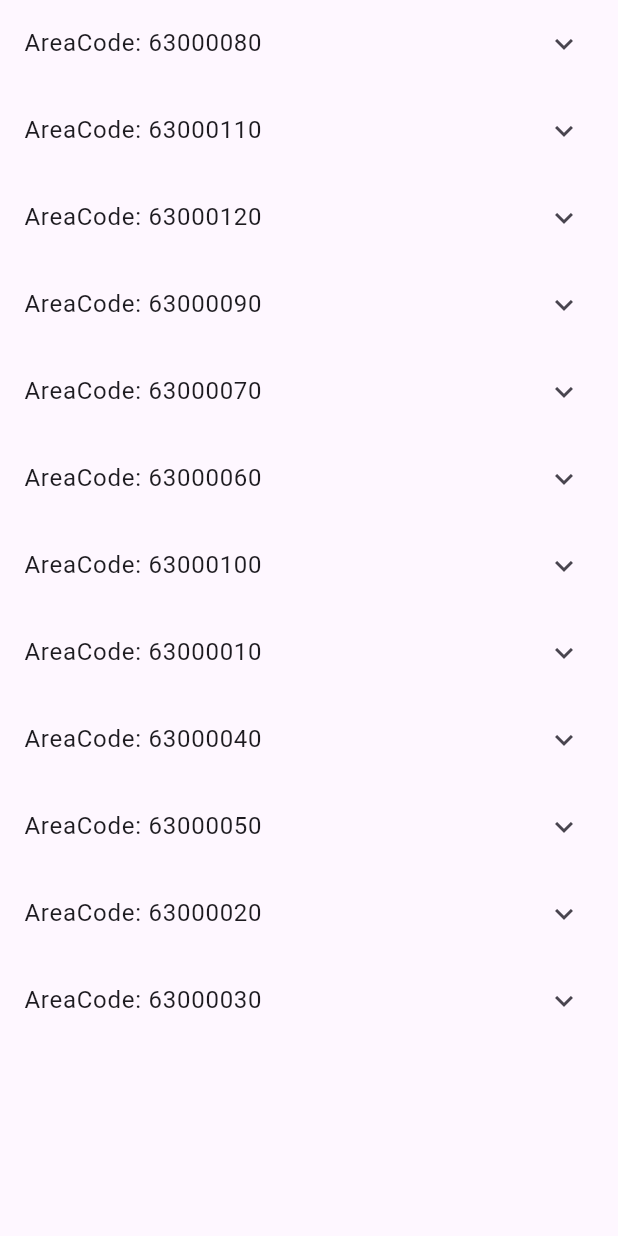
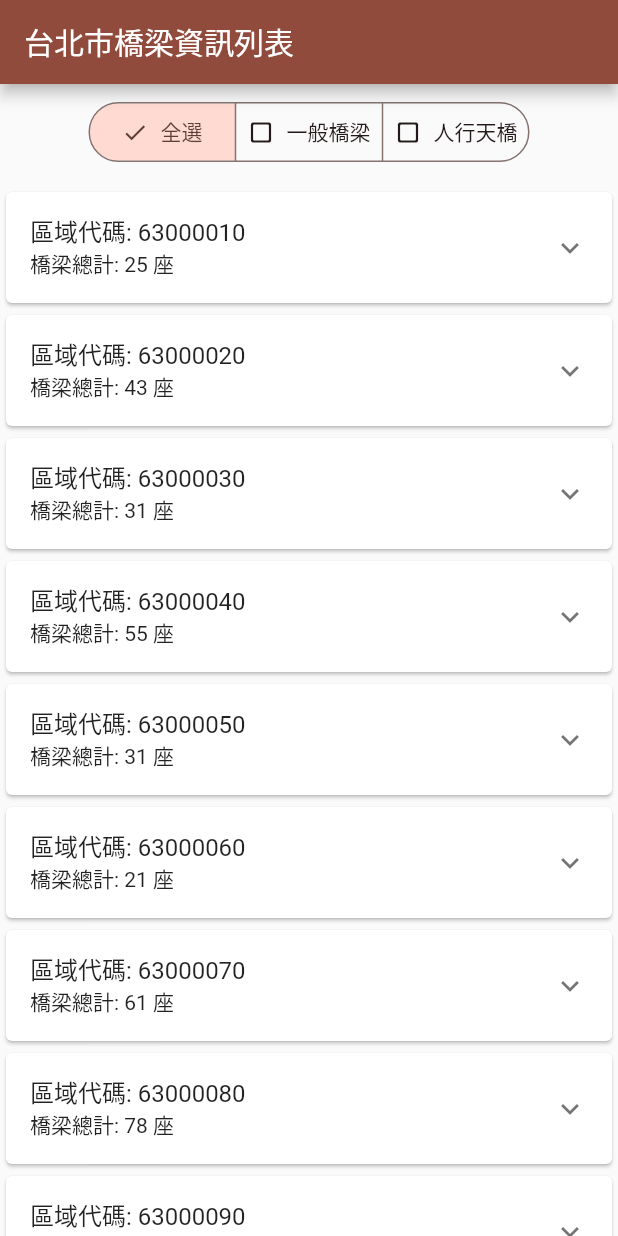
Before and after one commit to shaynec25/interview_task_bas, a Flutter app: the screen it shows after launch, on a phone screen of 412 x 824 dp. Run offline on Flutter 3.47's test engine with Material 3 defaults, Android fonts, the light colour scheme and no system bars; our stand-ins replace auto_route, bloc, bloc_concurrency, dartz, equatable, flutter_bloc and 1 more.

Commit message:
feat:  bridge filter

```diff
--- /dev/null
+++ b/lib/core/style/style.dart
@@ -0,0 +1,4 @@
+import 'package:flutter/material.dart';
+
+part 'color.dart';
+part 'theme.dart';
--- /dev/null
+++ b/lib/core/style/theme.dart
@@ -0,0 +1,8 @@
+part of 'style.dart';
+
+ThemeData themeData = ThemeData(
+  useMaterial3: false,
+  colorScheme: ColorScheme.fromSeed(
+    seedColor: ColorSystem.primaryMain,
+  ),
+);
--- a/lib/src/app.dart
+++ b/lib/src/app.dart
@@ -1,3 +1,4 @@
+import 'package:buy_and_ship_task/core/style/style.dart';
 import 'package:buy_and_ship_task/router/app_router.dart';
 import 'package:buy_and_ship_task/src/bridges/data/datasources/bridge_remote_data_source.dart';
 import 'package:buy_and_ship_task/src/bridges/data/repos/bridge_repository.dart';
@@ -23,10 +24,13 @@ class App extends StatelessWidget {
           BlocProvider(
             create: (context) => BridgeBloc(
               context.read<BridgeRepository>(),
-            ),
+            )..add(
+                const BridgeEvent.fetchBridges(),
+              ),
           ),
         ],
         child: MaterialApp.router(
+          theme: themeData,
           routerDelegate: appRouter.delegate(),
           routeInformationParser: appRouter.defaultRouteParser(),
         ),
--- a/lib/src/bridges/data/datasources/bridge_remote_data_source.dart
+++ b/lib/src/bridges/data/datasources/bridge_remote_data_source.dart
@@ -4,6 +4,7 @@ import 'dart:convert';
 import 'package:buy_and_ship_task/core/errors/failure.dart';
 import 'package:buy_and_ship_task/core/utils/typedef.dart';
 import 'package:buy_and_ship_task/gen/assets.gen.dart';
+import 'package:buy_and_ship_task/src/constants.dart';
 import 'package:flutter/services.dart';
 
 abstract class IBridgeRemoteDataSource {
@@ -32,6 +33,8 @@ class BridgeRemoteDataSource implements IBridgeRemoteDataSource {
   @override
   Future<List<DataMap>> fetchFootBridges() async {
     try {
+      // mock waiting time for api call
+      await Future.delayed(mockAPIResponseDuration);
       final String footBridgeJson =
           await rootBundle.loadString(Assets.data.footbridges);
       List<DataMap> footBridges =
--- a/lib/src/bridges/data/repos/bridge_repository.dart
+++ b/lib/src/bridges/data/repos/bridge_repository.dart
@@ -5,6 +5,7 @@ import 'package:buy_and_ship_task/src/bridges/data/datasources/bridge_remote_dat
 import 'package:buy_and_ship_task/src/bridges/data/dtos/foot_bridge_dtos.dart';
 import 'package:buy_and_ship_task/src/bridges/data/dtos/normal_bridge_dtos.dart';
 import 'package:buy_and_ship_task/src/bridges/domain/entities/bridge.dart';
+import 'package:buy_and_ship_task/src/bridges/domain/enums/bridge_types.dart';
 import 'package:buy_and_ship_task/src/bridges/domain/repos/i_bridge_repository.dart';
 import 'package:dartz/dartz.dart';
 
@@ -14,10 +15,25 @@ class BridgeRepository implements IBridgeRepository {
   final IBridgeRemoteDataSource _remoteDataSource;
 
   @override
-  ResultFuture<List<Bridge>> fetchBridges() async {
+  ResultFuture<List<Bridge>> fetchBridges({
+    required BridgeTypes selectedFilter,
+  }) async {
     try {
-      final normalBridgeData = await _remoteDataSource.fetchNormalBridges();
-      final footBridgeData = await _remoteDataSource.fetchFootBridges();
+      List<Map<String, dynamic>> normalBridgeData = [];
+      List<Map<String, dynamic>> footBridgeData = [];
+      switch (selectedFilter) {
+        case BridgeTypes.normalBridge:
+          normalBridgeData = await _remoteDataSource.fetchNormalBridges();
+          break;
+        case BridgeTypes.footBridge:
+          footBridgeData = await _remoteDataSource.fetchFootBridges();
+        case BridgeTypes.allBridge:
+          normalBridgeData = await _remoteDataSource.fetchNormalBridges();
+          footBridgeData = await _remoteDataSource.fetchFootBridges();
+          break;
+      }
+      // normalBridgeData = await _remoteDataSource.fetchNormalBridges();
+      // footBridgeData = await _remoteDataSource.fetchFootBridges();
 
       final List<Bridge> normalBridges = normalBridgeData
           .map((e) => NormalBridgeDto.fromJson(e).toDomain())
--- /dev/null
+++ b/lib/src/bridges/domain/enums/bridge_types.dart
@@ -0,0 +1,5 @@
+enum BridgeTypes {
+  allBridge,
+  normalBridge,
+  footBridge,
+}
--- a/lib/src/bridges/domain/repos/i_bridge_repository.dart
+++ b/lib/src/bridges/domain/repos/i_bridge_repository.dart
@@ -1,7 +1,10 @@
 import 'package:buy_and_ship_task/core/utils/typedef.dart';
 import 'package:buy_and_ship_task/src/bridges/domain/entities/bridge.dart';
+import 'package:buy_and_ship_task/src/bridges/domain/enums/bridge_types.dart';
 
 abstract class IBridgeRepository {
   const IBridgeRepository();
-  ResultFuture<List<Bridge>> fetchBridges();
+  ResultFuture<List<Bridge>> fetchBridges({
+    required BridgeTypes selectedFilter,
+  });
 }
--- a/lib/src/bridges/presentation/bloc/bridge/bridge_bloc.dart
+++ b/lib/src/bridges/presentation/bloc/bridge/bridge_bloc.dart
@@ -4,9 +4,10 @@ import 'package:bloc/bloc.dart';
 import 'package:bloc_concurrency/bloc_concurrency.dart';
 import 'package:buy_and_ship_task/core/errors/failure.dart';
 import 'package:buy_and_ship_task/core/errors/load_status.dart';
+import 'package:buy_and_ship_task/core/extensions/iterables.dart';
 import 'package:buy_and_ship_task/src/bridges/data/repos/bridge_repository.dart';
 import 'package:buy_and_ship_task/src/bridges/domain/entities/bridge.dart';
-import 'package:collection/collection.dart';
+import 'package:buy_and_ship_task/src/bridges/domain/enums/bridge_types.dart';
 import 'package:dartz/dartz.dart';
 import 'package:freezed_annotation/freezed_annotation.dart';
 
@@ -19,7 +20,7 @@ class BridgeBloc extends Bloc<BridgeEvent, BridgeState> {
   BridgeBloc(
     this._bridgeRepository,
   ) : super(BridgeState.initial()) {
-    on<BridgeEvent>(_onEvent, transformer: concurrent());
+    on<BridgeEvent>(_onEvent, transformer: restartable());
   }
 
   FutureOr<void> _onEvent(
@@ -27,20 +28,36 @@ class BridgeBloc extends Bloc<BridgeEvent, BridgeState> {
     Emitter<BridgeState> emit,
   ) async {
     await event.map(
+      setFilter: (e) async {
+        emit(
+          state.copyWith(
+            filterType: e.selectedFilter,
+          ),
+        );
+        add(const BridgeEvent.fetchBridges());
+      },
       fetchBridges: (e) async {
-        final failureOrSuccess = await _bridgeRepository.fetchBridges();
+        emit(
+          state.copyWith(
+            loadStatus: const LoadStatus.inProgress(),
+          ),
+        );
+        final failureOrSuccess = await _bridgeRepository.fetchBridges(
+          selectedFilter: state.filterType,
+        );
         failureOrSuccess.fold(
           (f) => emit(
             state.copyWith(
               loadStatus: const LoadStatus.failed(),
+              failureOption: some(f),
             ),
           ),
           (result) {
-            final groupedItems =
-                result.groupListsBy((element) => element.areaCode);
+            final groupedItems = result.groupAndSortBy((item) => item.areaCode);
             emit(
               state.copyWith(
                 bridges: groupedItems,
+                loadStatus: const LoadStatus.succeed(),
               ),
             );
           },
--- a/lib/src/bridges/presentation/bloc/bridge/bridge_event.dart
+++ b/lib/src/bridges/presentation/bloc/bridge/bridge_event.dart
@@ -3,4 +3,7 @@ part of 'bridge_bloc.dart';
 @freezed
 class BridgeEvent with _$BridgeEvent {
   const factory BridgeEvent.fetchBridges() = _FetchBridges;
+  const factory BridgeEvent.setFilter({
+    required BridgeTypes selectedFilter,
+  }) = _SetFilter;
 }
--- a/lib/src/bridges/presentation/bloc/bridge/bridge_state.dart
+++ b/lib/src/bridges/presentation/bloc/bridge/bridge_state.dart
@@ -5,12 +5,14 @@ class BridgeState with _$BridgeState {
   const BridgeState._();
   const factory BridgeState({
     required Map<int, List<Bridge>> bridges,
+    required BridgeTypes filterType,
     required Option<Failure> failureOption,
     required LoadStatus loadStatus,
   }) = _BridgeState;
 
   factory BridgeState.initial() => BridgeState(
         bridges: {},
+        filterType: BridgeTypes.allBridge,
         failureOption: none(),
         loadStatus: const LoadStatus.initial(),
       );
--- /dev/null
+++ b/lib/src/bridges/presentation/views/area_code_expansion_list_view.dart
@@ -0,0 +1,31 @@
+import 'package:buy_and_ship_task/src/bridges/domain/entities/bridge.dart';
+import 'package:buy_and_ship_task/src/bridges/presentation/views/bridge_list_view.dart';
+import 'package:flutter/material.dart';
+
+class AreaCodeExpansionListView extends StatelessWidget {
+  const AreaCodeExpansionListView({
+    super.key,
+    required this.groupedBridges,
+  });
+  final Map<int, List<Bridge>> groupedBridges;
+
+  @override
+  Widget build(BuildContext context) {
+    return ListView.builder(
+      itemCount: groupedBridges.length,
+      itemBuilder: (context, index) {
+        int areaCode = groupedBridges.keys.elementAt(index);
+        final List<Bridge> bridgesOfArea = groupedBridges[areaCode]!;
+        return Card(
+          child: ExpansionTile(
+            title: Text(
+              '區域代碼: $areaCode',
+            ),
+            subtitle: Text('橋梁總計: ${bridgesOfArea.length} 座'),
+            children: [BridgeListView(bridgesOfArea: bridgesOfArea)],
+          ),
+        );
+      },
+    );
+  }
+}
--- a/lib/src/bridges/presentation/views/bridge_list_view.dart
+++ b/lib/src/bridges/presentation/views/bridge_list_view.dart
@@ -5,24 +5,20 @@ import 'package:flutter/material.dart';
 class BridgeListView extends StatelessWidget {
   const BridgeListView({
     super.key,
-    required this.groupedBridges,
+    required this.bridgesOfArea,
   });
-  final Map<int, List<Bridge>> groupedBridges;
+
+  final List<Bridge> bridgesOfArea;
 
   @override
   Widget build(BuildContext context) {
     return ListView.builder(
-      itemCount: groupedBridges.length,
-      itemBuilder: (context, index) {
-        int areaCode = groupedBridges.keys.elementAt(index);
-        final List<Bridge> bridges = groupedBridges[areaCode]!;
-        return ExpansionTile(
-          title: Text(
-            'AreaCode: $areaCode',
-          ),
-          children: bridges.map((e) => BridgeListTile(bridge: e)).toList(),
-        );
-      },
+      shrinkWrap: true,
+      physics: const NeverScrollableScrollPhysics(),
+      itemCount: bridgesOfArea.length,
+      itemBuilder: (context, index) => BridgeListTile(
+        bridge: bridgesOfArea[index],
+      ),
     );
   }
 }
--- /dev/null
+++ b/lib/src/bridges/presentation/widgets/bridge_type_filter.dart
@@ -0,0 +1,43 @@
+import 'package:buy_and_ship_task/src/bridges/domain/enums/bridge_types.dart';
+import 'package:buy_and_ship_task/src/bridges/presentation/bloc/bridge/bridge_bloc.dart';
+import 'package:flutter/material.dart';
+import 'package:flutter_bloc/flutter_bloc.dart';
+
+class BridgeTypeFilter extends StatelessWidget {
+  const BridgeTypeFilter({super.key});
+
+  @override
+  Widget build(BuildContext context) {
+    return BlocBuilder<BridgeBloc, BridgeState>(
+      builder: (context, state) {
+        Icon unselectedIcon = const Icon(Icons.check_box_outline_blank_rounded);
+        return Padding(
+          padding: const EdgeInsets.all(8.0),
+          child: SegmentedButton<BridgeTypes>(
+            segments: BridgeTypes.values
+                .map(
+                  (type) => ButtonSegment<BridgeTypes>(
+                    value: type,
+                    label: Text(
+                      switch (type) {
+                        BridgeTypes.allBridge => '全選',
+                        BridgeTypes.normalBridge => '一般橋梁',
+                        BridgeTypes.footBridge => '人行天橋',
+                      },
+                    ),
+                    icon: unselectedIcon,
+                  ),
+                )
+                .toList(),
+            selected: <BridgeTypes>{state.filterType},
+            onSelectionChanged: (Set<BridgeTypes> newSelection) {
+              context.read<BridgeBloc>().add(
+                    BridgeEvent.setFilter(selectedFilter: newSelection.first),
+                  );
+            },
+          ),
+        );
+      },
+    );
+  }
+}
--- /dev/null
+++ b/lib/src/constants.dart
@@ -0,0 +1 @@
+const mockAPIResponseDuration = Duration(seconds: 1);
--- a/lib/src/home_page.dart
+++ b/lib/src/home_page.dart
@@ -1,6 +1,8 @@
 import 'package:auto_route/annotations.dart';
+import 'package:buy_and_ship_task/core/errors/load_status.dart';
 import 'package:buy_and_ship_task/src/bridges/presentation/bloc/bridge/bridge_bloc.dart';
-import 'package:buy_and_ship_task/src/bridges/presentation/views/bridge_list_view.dart';
+import 'package:buy_and_ship_task/src/bridges/presentation/views/area_code_expansion_list_view.dart';
+import 'package:buy_and_ship_task/src/bridges/presentation/widgets/bridge_type_filter.dart';
 import 'package:flutter/material.dart';
 import 'package:flutter_bloc/flutter_bloc.dart';
 
@@ -10,20 +12,27 @@ class HomePage extends StatelessWidget {
 
   @override
   Widget build(BuildContext context) {
-    context.read<BridgeBloc>().add(const BridgeEvent.fetchBridges());
     return Scaffold(
-      body: BlocConsumer<BridgeBloc, BridgeState>(
-        listener: (context, state) {
-          // TODO: implement listener
-        },
+      appBar: AppBar(
+        title: const Text('台北市橋梁資訊列表'),
+      ),
+      body: BlocBuilder<BridgeBloc, BridgeState>(
         builder: (context, state) {
-          return state.bridges.isEmpty
-              ? const Center(
-                  child: CircularProgressIndicator(),
-                )
-              : BridgeListView(
+          return Column(
+            children: [
+              const BridgeTypeFilter(),
+              // 資料讀取中，顯示loading indicator，否則使用SizedBox填充4.0高度(LinearProgressIndicator的default height)，以避免UI跳動
+              if (state.loadStatus == const LoadStatus.inProgress())
+                const LinearProgressIndicator()
+              else
+                const SizedBox(height: 4.0),
+              Expanded(
+                child: AreaCodeExpansionListView(
                   groupedBridges: state.bridges,
-                );
+                ),
+              ),
+            ],
+          );
         },
       ),
     );
```
Also changed, not shown: lib/core/style/color.dart (added, +15 -0 lines), lib/src/bridges/presentation/widgets/bridge_list_tile.dart (+18 -4 lines), lib/src/bridges/presentation/bloc/bridge/bridge_bloc.freezed.dart.
